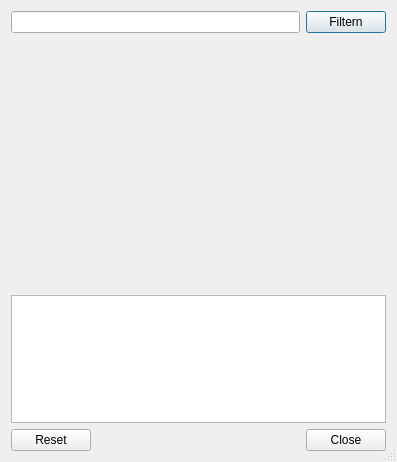
First picture: the form in Ui_Hoehenmanager.ui, repository bstroebl/xplanplugin, before the edit.
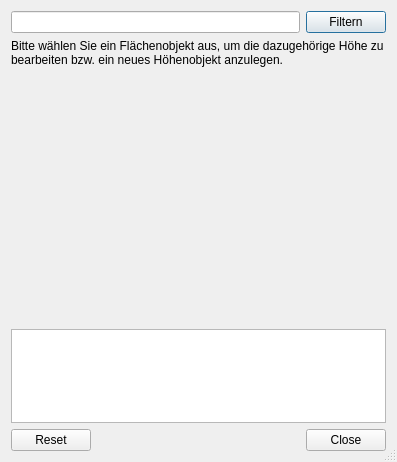
Second picture: the form after the edit. Custom widgets are drawn as their Qt base class.

Commit message: New heights can be added, edited, but yet not deleted. BP_Flaechenobjekte is now reused if already in layer list.

```diff
--- a/Ui_Hoehenmanager.ui
+++ b/Ui_Hoehenmanager.ui
@@ -41,6 +41,19 @@
      </item>
     </layout>
    </item>
+   <item>
+    <widget class="QLabel" name="label">
+     <property name="text">
+      <string>Bitte wählen Sie ein Flächenobjekt aus, um die dazugehörige Höhe zu bearbeiten bzw. ein neues Höhenobjekt anzulegen.</string>
+     </property>
+     <property name="alignment">
+      <set>Qt::AlignLeading|Qt::AlignLeft|Qt::AlignTop</set>
+     </property>
+     <property name="wordWrap">
+      <bool>true</bool>
+     </property>
+    </widget>
+   </item>
    <item>
     <widget class="QgsMapCanvas" name="canvas" native="true">
      <property name="minimumSize">
```
The commit also changes 2 other files.
